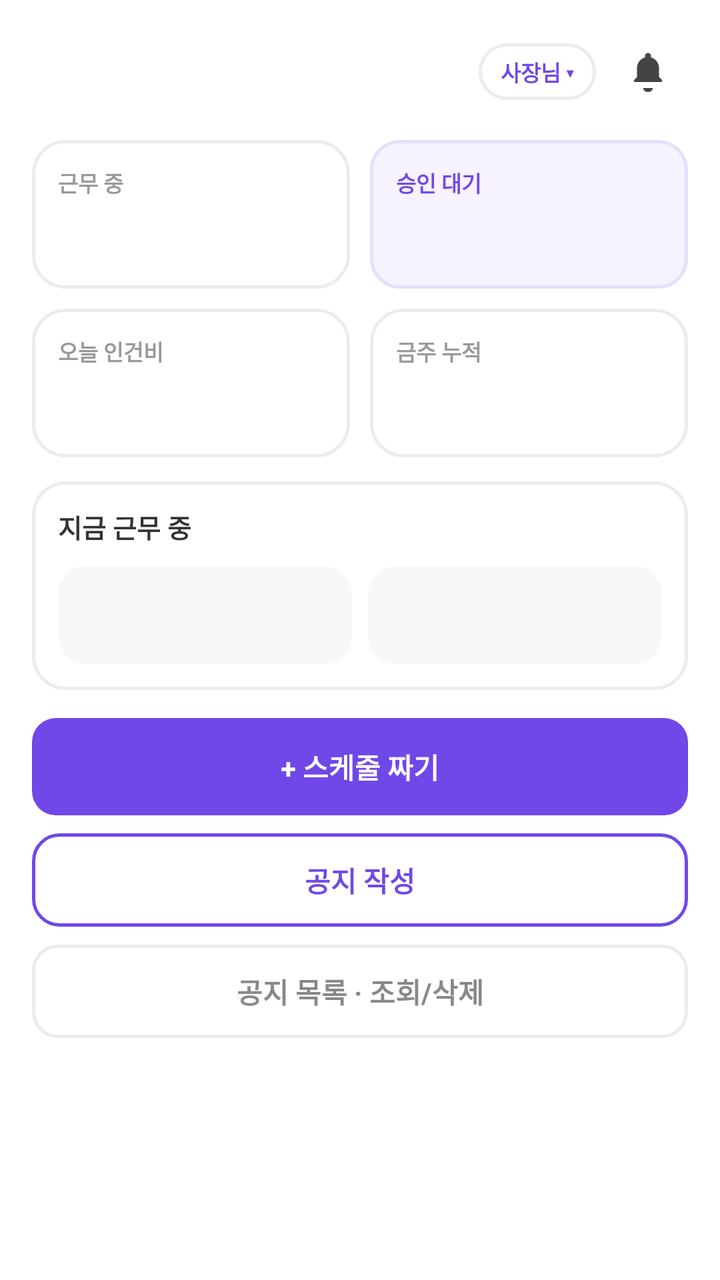
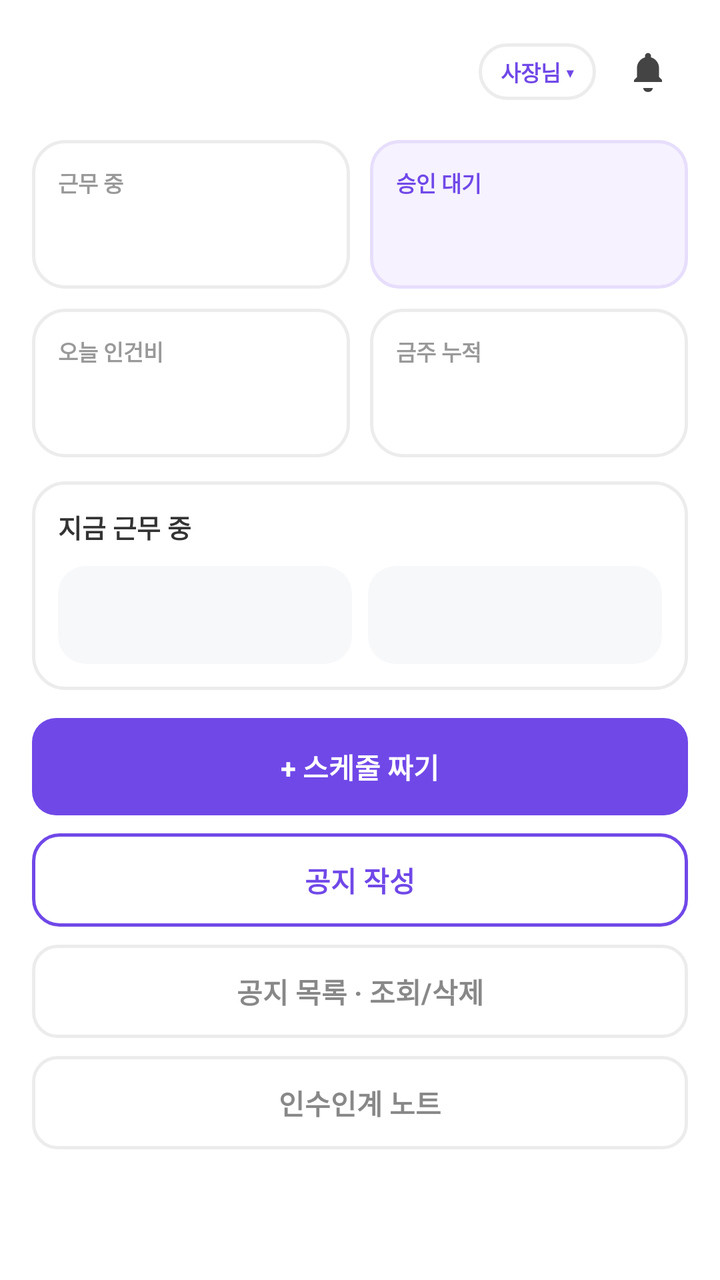

Two renders of the same Android screen: before a commit and after it. Below are the layout's source before the change and the commit's diff.
<!-- AndroidManifest.xml: application theme Theme.PTManagerEmployer -->
<!-- res/layout/fragment_home.xml -->
<?xml version="1.0" encoding="utf-8"?>
<androidx.core.widget.NestedScrollView xmlns:android="http://schemas.android.com/apk/res/android"
    android:layout_width="match_parent"
    android:layout_height="match_parent"
    android:background="@color/white"
    android:fillViewport="true">

    <LinearLayout
        android:layout_width="match_parent"
        android:layout_height="wrap_content"
        android:orientation="vertical"
        android:paddingHorizontal="16dp"
        android:paddingTop="16dp"
        android:paddingBottom="24dp">

        
        <LinearLayout
            android:layout_width="match_parent"
            android:layout_height="wrap_content"
            android:orientation="horizontal"
            android:gravity="center_vertical">

            <TextView
                android:id="@+id/tv_store_name"
                android:layout_width="0dp"
                android:layout_height="wrap_content"
                android:layout_weight="1"
                android:text=""
                android:textColor="@color/text_primary"
                android:textSize="18sp"
                android:textStyle="bold" />

            <TextView
                android:layout_width="wrap_content"
                android:layout_height="wrap_content"
                android:background="@drawable/bg_pill"
                android:text="사장님 ▾"
                android:textColor="@color/brand"
                android:textSize="11sp"
                android:textStyle="bold"
                android:paddingHorizontal="11dp"
                android:paddingVertical="6dp" />

            <FrameLayout
                android:layout_width="wrap_content"
                android:layout_height="wrap_content"
                android:layout_marginStart="6dp">

                <ImageView
                    android:id="@+id/btn_bell"
                    android:layout_width="40dp"
                    android:layout_height="40dp"
                    android:padding="8dp"
                    android:src="@drawable/ic_bell"
                    android:background="?attr/selectableItemBackgroundBorderless"
                    android:contentDescription="알림" />

                <View
                    android:id="@+id/bell_dot"
                    android:layout_width="9dp"
                    android:layout_height="9dp"
                    android:layout_gravity="top|end"
                    android:layout_marginTop="7dp"
                    android:layout_marginEnd="7dp"
                    android:background="@drawable/bg_dot_red"
                    android:visibility="gone" />
            </FrameLayout>
        </LinearLayout>

        
        
        <LinearLayout
            android:layout_width="match_parent"
            android:layout_height="wrap_content"
            android:layout_marginTop="14dp"
            android:orientation="horizontal"
            android:baselineAligned="false">

            
            <LinearLayout
                android:layout_width="0dp"
                android:layout_height="wrap_content"
                android:layout_weight="1"
                android:layout_marginEnd="5dp"
                android:orientation="vertical"
                android:background="@drawable/bg_card"
                android:padding="13dp">

                <TextView
                    android:layout_width="wrap_content"
                    android:layout_height="wrap_content"
                    android:text="근무 중"
                    android:textColor="@color/text_tertiary"
                    android:textSize="11sp"
                    android:textStyle="bold" />

                <TextView
                    android:id="@+id/tv_working_count"
                    android:layout_width="wrap_content"
                    android:layout_height="wrap_content"
                    android:layout_marginTop="5dp"
                    android:text=""
                    android:textColor="@color/text_primary"
                    android:textSize="20sp"
                    android:textStyle="bold" />
            </LinearLayout>

            
            <LinearLayout
                android:id="@+id/card_approval"
                android:layout_width="0dp"
                android:layout_height="wrap_content"
                android:layout_weight="1"
                android:layout_marginStart="5dp"
                android:orientation="vertical"
                android:background="@drawable/bg_card_tinted"
                android:padding="13dp"
                android:foreground="?attr/selectableItemBackground">

                <TextView
                    android:layout_width="wrap_content"
                    android:layout_height="wrap_content"
                    android:text="승인 대기"
                    android:textColor="@color/brand"
                    android:textSize="11sp"
                    android:textStyle="bold" />

                <TextView
                    android:id="@+id/tv_approval_count"
                    android:layout_width="wrap_content"
                    android:layout_height="wrap_content"
                    android:layout_marginTop="5dp"
                    android:text=""
                    android:textColor="@color/text_primary"
                    android:textSize="20sp"
                    android:textStyle="bold" />
            </LinearLayout>
        </LinearLayout>

        
        <LinearLayout
            android:id="@+id/card_labor"
            android:layout_width="match_parent"
            android:layout_height="wrap_content"
            android:layout_marginTop="10dp"
            android:orientation="horizontal"
            android:baselineAligned="false"
            android:foreground="?attr/selectableItemBackground">

            
            <LinearLayout
                android:layout_width="0dp"
                android:layout_height="wrap_content"
                android:layout_weight="1"
                android:layout_marginEnd="5dp"
                android:orientation="vertical"
                android:background="@drawable/bg_card"
                android:padding="13dp">

                <TextView
                    android:layout_width="wrap_content"
                    android:layout_height="wrap_content"
                    android:text="오늘 인건비"
                    android:textColor="@color/text_tertiary"
                    android:textSize="11sp"
                    android:textStyle="bold" />

                <TextView
                    android:id="@+id/tv_today_labor"
                    android:layout_width="wrap_content"
                    android:layout_height="wrap_content"
                    android:layout_marginTop="5dp"
                    android:text=""
                    android:textColor="@color/text_primary"
                    android:textSize="20sp"
                    android:textStyle="bold" />
            </LinearLayout>

            
            <LinearLayout
                android:layout_width="0dp"
                android:layout_height="wrap_content"
                android:layout_weight="1"
                android:layout_marginStart="5dp"
                android:orientation="vertical"
                android:background="@drawable/bg_card"
                android:padding="13dp">

                <TextView
                    android:layout_width="wrap_content"
                    android:layout_height="wrap_content"
                    android:text="금주 누적"
                    android:textColor="@color/text_tertiary"
                    android:textSize="11sp"
                    android:textStyle="bold" />

                <TextView
                    android:id="@+id/tv_month_labor"
                    android:layout_width="wrap_content"
                    android:layout_height="wrap_content"
                    android:layout_marginTop="5dp"
                    android:text=""
                    android:textColor="@color/text_primary"
                    android:textSize="20sp"
                    android:textStyle="bold" />
            </LinearLayout>
        </LinearLayout>

        
        <LinearLayout
            android:layout_width="match_parent"
            android:layout_height="wrap_content"
            android:layout_marginTop="12dp"
            android:orientation="vertical"
            android:background="@drawable/bg_card"
            android:padding="13dp">

            <LinearLayout
                android:layout_width="match_parent"
                android:layout_height="wrap_content"
                android:orientation="horizontal"
                android:gravity="center_vertical">

                <TextView
                    android:layout_width="0dp"
                    android:layout_height="wrap_content"
                    android:layout_weight="1"
                    android:text="지금 근무 중"
                    android:textColor="#333333"
                    android:textSize="13sp"
                    android:textStyle="bold" />

                <TextView
                    android:layout_width="wrap_content"
                    android:layout_height="wrap_content"
                    android:text=""
                    android:textColor="@color/accent_green"
                    android:textSize="11sp"
                    android:textStyle="bold" />
            </LinearLayout>

            <LinearLayout
                android:layout_width="match_parent"
                android:layout_height="wrap_content"
                android:layout_marginTop="10dp"
                android:orientation="horizontal"
                android:baselineAligned="false">

                <LinearLayout
                    android:layout_width="0dp"
                    android:layout_height="wrap_content"
                    android:layout_weight="1"
                    android:layout_marginEnd="4dp"
                    android:orientation="vertical"
                    android:background="@drawable/bg_soft_gray"
                    android:padding="10dp">

                    <TextView
                        android:layout_width="wrap_content"
                        android:layout_height="wrap_content"
                        android:text=""
                        android:textColor="#444444"
                        android:textSize="11sp"
                        android:textStyle="bold" />

                    <TextView
                        android:layout_width="wrap_content"
                        android:layout_height="wrap_content"
                        android:layout_marginTop="2dp"
                        android:text=""
                        android:textColor="@color/text_hint"
                        android:textSize="9sp" />
                </LinearLayout>

                <LinearLayout
                    android:layout_width="0dp"
                    android:layout_height="wrap_content"
                    android:layout_weight="1"
                    android:layout_marginStart="4dp"
                    android:orientation="vertical"
                    android:background="@drawable/bg_soft_gray"
                    android:padding="10dp">

                    <TextView
                        android:layout_width="wrap_content"
                        android:layout_height="wrap_content"
                        android:text=""
                        android:textColor="#444444"
                        android:textSize="11sp"
                        android:textStyle="bold" />

                    <TextView
                        android:layout_width="wrap_content"
                        android:layout_height="wrap_content"
                        android:layout_marginTop="2dp"
                        android:text=""
                        android:textColor="@color/text_hint"
                        android:textSize="9sp" />
                </LinearLayout>
            </LinearLayout>
        </LinearLayout>

        
        <TextView
            android:id="@+id/btn_make_schedule"
            android:layout_width="match_parent"
            android:layout_height="wrap_content"
            android:layout_marginTop="14dp"
            android:background="@drawable/bg_btn_primary"
            android:text="+ 스케줄 짜기"
            android:textColor="@color/white"
            android:textSize="14sp"
            android:textStyle="bold"
            android:gravity="center"
            android:paddingVertical="14dp"
            android:foreground="?attr/selectableItemBackground" />

        <TextView
            android:id="@+id/btn_write_notice"
            android:layout_width="match_parent"
            android:layout_height="wrap_content"
            android:layout_marginTop="9dp"
            android:background="@drawable/bg_btn_outline"
            android:text="공지 작성"
            android:textColor="@color/brand"
            android:textSize="14sp"
            android:textStyle="bold"
            android:gravity="center"
            android:paddingVertical="13dp"
            android:foreground="?attr/selectableItemBackground" />

        <TextView
            android:id="@+id/btn_notice_list"
            android:layout_width="match_parent"
            android:layout_height="wrap_content"
            android:layout_marginTop="9dp"
            android:background="@drawable/bg_btn_outline_gray"
            android:text="공지 목록 · 조회/삭제"
            android:textColor="@color/text_secondary"
            android:textSize="14sp"
            android:textStyle="bold"
            android:gravity="center"
            android:paddingVertical="13dp"
            android:foreground="?attr/selectableItemBackground" />
    </LinearLayout>
</androidx.core.widget.NestedScrollView>
<!-- resources referenced by this layout -->
<resources>
  <color name="accent_green">#16A34A</color>
  <color name="brand">#7048E8</color>
  <color name="text_hint">#BBBBBB</color>
  <color name="text_primary">#222222</color>
  <color name="text_secondary">#888888</color>
  <color name="text_tertiary">#999999</color>
  <color name="white">#FFFFFFFF</color>
  <!-- drawable bg_btn_outline (drawable) -->
  <?xml version="1.0" encoding="utf-8"?>
  <shape xmlns:android="http://schemas.android.com/apk/res/android" android:shape="rectangle">
      <solid android:color="@color/white" />
      <corners android:radius="13dp" />
      <stroke android:width="1.5dp" android:color="@color/brand" />
  </shape>
  <!-- drawable bg_btn_outline_gray (drawable) -->
  <?xml version="1.0" encoding="utf-8"?>
  <shape xmlns:android="http://schemas.android.com/apk/res/android" android:shape="rectangle">
      <solid android:color="@color/white" />
      <corners android:radius="12dp" />
      <stroke android:width="1.5dp" android:color="@color/border" />
  </shape>
  <!-- drawable bg_btn_primary (drawable) -->
  <?xml version="1.0" encoding="utf-8"?>
  <shape xmlns:android="http://schemas.android.com/apk/res/android" android:shape="rectangle">
      <solid android:color="@color/brand" />
      <corners android:radius="12dp" />
  </shape>
  <!-- drawable bg_card (drawable) -->
  <?xml version="1.0" encoding="utf-8"?>
  <shape xmlns:android="http://schemas.android.com/apk/res/android" android:shape="rectangle">
      <solid android:color="@color/white" />
      <corners android:radius="16dp" />
      <stroke android:width="1.5dp" android:color="@color/border" />
  </shape>
  <!-- drawable bg_card_tinted (drawable) -->
  <?xml version="1.0" encoding="utf-8"?>
  <shape xmlns:android="http://schemas.android.com/apk/res/android" android:shape="rectangle">
      <solid android:color="@color/brand_light" />
      <corners android:radius="14dp" />
      <stroke android:width="1.5dp" android:color="@color/brand_border" />
  </shape>
  <!-- drawable bg_dot_red (drawable) -->
  <?xml version="1.0" encoding="utf-8"?>
  <shape xmlns:android="http://schemas.android.com/apk/res/android" android:shape="oval">
      <solid android:color="@color/accent_red" />
      <stroke android:width="1.5dp" android:color="@color/white" />
  </shape>
  <!-- drawable bg_pill (drawable) -->
  <?xml version="1.0" encoding="utf-8"?>
  <shape xmlns:android="http://schemas.android.com/apk/res/android" android:shape="rectangle">
      <solid android:color="@color/white" />
      <corners android:radius="999dp" />
      <stroke android:width="1.5dp" android:color="@color/border" />
  </shape>
  <!-- drawable bg_soft_gray (drawable) -->
  <?xml version="1.0" encoding="utf-8"?>
  <shape xmlns:android="http://schemas.android.com/apk/res/android" android:shape="rectangle">
      <solid android:color="@color/surface_gray" />
      <corners android:radius="14dp" />
  </shape>
  <!-- drawable ic_bell (drawable) -->
  <vector xmlns:android="http://schemas.android.com/apk/res/android"
      android:width="24dp" android:height="24dp"
      android:viewportWidth="24" android:viewportHeight="24">
      <path android:fillColor="#444444"
          android:pathData="M12,22a2.5,2.5 0,0 0,2.45 -2H9.55A2.5,2.5 0,0 0,12 22zM19,17v-1l-1.5,-1.5V10a5.5,5.5 0,0 0,-4 -5.3V4a1.5,1.5 0,0 0,-3 0v0.7A5.5,5.5 0,0 0,6.5 10v4.5L5,16v1z" />
  </vector>
  <style name="Theme.PTManagerEmployer" parent="Base.Theme.PTManagerEmployer" />
  <color name="border">#ECECEC</color>
  <color name="brand_light">#F6F2FF</color>
  <color name="brand_border">#E7DEFC</color>
  <color name="accent_red">#E03131</color>
  <color name="surface_gray">#F7F8FA</color>
  <!-- unchanged entries left out for length: 1 -->
</resources>

<!-- the commit's change to res/layout/fragment_home.xml (unified diff, before → after) -->
@@ -342,5 +342,19 @@
             android:gravity="center"
             android:paddingVertical="13dp"
             android:foreground="?attr/selectableItemBackground" />
+
+        <TextView
+            android:id="@+id/btn_handover_list"
+            android:layout_width="match_parent"
+            android:layout_height="wrap_content"
+            android:layout_marginTop="9dp"
+            android:background="@drawable/bg_btn_outline_gray"
+            android:text="인수인계 노트"
+            android:textColor="@color/text_secondary"
+            android:textSize="14sp"
+            android:textStyle="bold"
+            android:gravity="center"
+            android:paddingVertical="13dp"
+            android:foreground="?attr/selectableItemBackground" />
     </LinearLayout>
 </androidx.core.widget.NestedScrollView>
